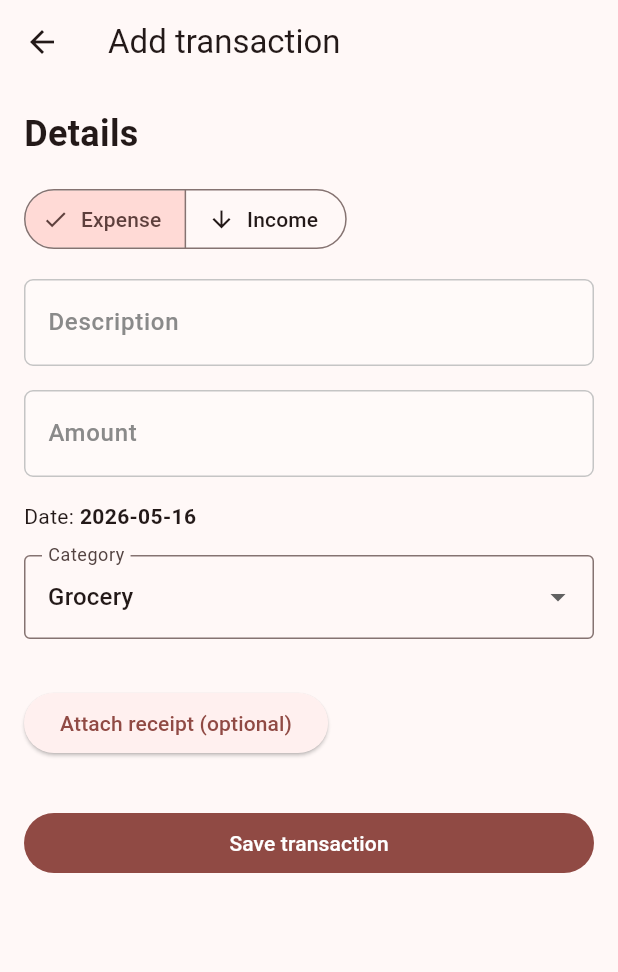
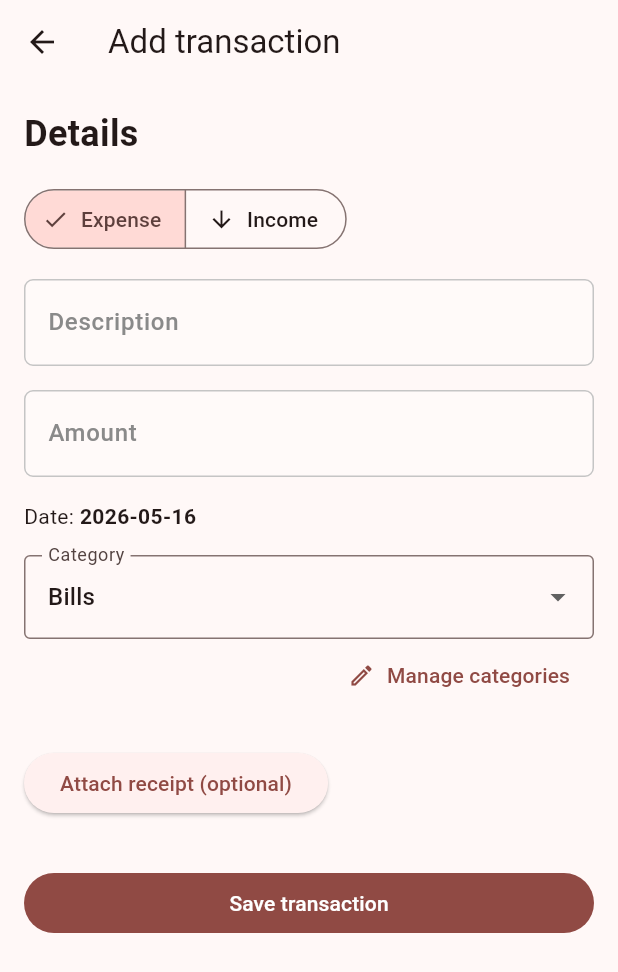
Before and after one commit to arslanriaz038/expense_tracking_app, a Flutter app: the AddExpensePage screen opened directly with empty values, on a phone screen of 412 x 824 dp. Shown: the top 972 px of the screen. Run offline on Flutter 3.47's test engine with Material 3 defaults, Android fonts, the phone set to English and light mode, and no system bars; our stand-ins replace cloud_firestore, equatable, firebase_auth, firebase_core, firebase_storage, fl_chart and 7 more; accounts and stored records are empty.

Commit message:
Add custom category management and UI
Introduce custom category support and management across the app. Changes include:

- ExpenseConstants: rename all -> defaults, add resolve/normalize/validate/isDefault helpers to merge defaults, custom and expense-used categories and validate input.
- FirebaseServices: add watch/get/save methods for customCategories (stream + CRUD helpers).
- ExpensesCubit: track customCategories, watch/load/add/remove categories, emit new states, ensure selected category stays valid, expose allCategories computed from defaults/custom/expense categories, and cancel category subscriptions on close.
- State: add CategoriesUpdatedState, CategoryAddedState, CategoryRemovedState.
- UI: add manage_categories_sheet (bottom sheet) for listing, adding and removing custom categories; wire it into AddExpense, ExpensesScreen and ProfileScreen. Dropdowns and budget/settings now use the merged allCategories; also preserved selected category when lists change and updated budget widget to iterate categoryLimits entries.
- Misc: import collection for firstOrNull, ensure navigation to ProfileScreen preserves the ExpensesCubit via BlocProvider.value.

These changes enable users to create, persist and manage custom expense categories and ensure consistent display/use throughout the app.

```diff
--- a/lib/consts/expense_constants.dart
+++ b/lib/consts/expense_constants.dart
@@ -1,7 +1,7 @@
 class ExpenseCategories {
   ExpenseCategories._();
 
-  static const all = [
+  static const defaults = [
     'Grocery',
     'Transportation',
     'Entertainment',
@@ -9,6 +9,53 @@ class ExpenseCategories {
     'Health',
     'Other',
   ];
+
+  static const other = 'Other';
+
+  /// Merges defaults, user custom categories, and any categories used on expenses.
+  static List<String> resolve({
+    required List<String> customCategories,
+    List<String> expenseCategories = const [],
+  }) {
+    final merged = <String>{
+      ...defaults,
+      ...customCategories,
+      ...expenseCategories,
+    };
+
+    final sorted = merged.toList()..sort((a, b) => a.compareTo(b));
+
+    if (sorted.contains(other)) {
+      sorted.remove(other);
+      sorted.sort();
+      sorted.add(other);
+    }
+
+    return sorted;
+  }
+
+  static String? normalizeName(String name) {
+    final trimmed = name.trim();
+    if (trimmed.isEmpty) return null;
+    return trimmed;
+  }
+
+  static String? validateNewCategory(
+    String name, {
+    required List<String> existingCategories,
+  }) {
+    final normalized = normalizeName(name);
+    if (normalized == null) return 'Category name is required';
+    if (normalized.length > 30) return 'Max 30 characters';
+    final lower = normalized.toLowerCase();
+    if (existingCategories.any((c) => c.toLowerCase() == lower)) {
+      return 'Category already exists';
+    }
+    return null;
+  }
+
+  static bool isDefault(String category) =>
+      defaults.any((d) => d.toLowerCase() == category.toLowerCase());
 }
 
 enum ExpenseType {
--- a/lib/views/add_expense/cubit/expenses_cubit_state.dart
+++ b/lib/views/add_expense/cubit/expenses_cubit_state.dart
@@ -58,6 +58,33 @@ class PickedImagePathState extends ExpensesCubitState {
 
 class CategoryUpdatedState extends ExpensesCubitState {}
 
+class CategoriesUpdatedState extends ExpensesCubitState {
+  final List<String> categories;
+
+  const CategoriesUpdatedState(this.categories);
+
+  @override
+  List<Object> get props => [categories];
+}
+
+class CategoryAddedState extends ExpensesCubitState {
+  final String category;
+
+  const CategoryAddedState(this.category);
+
+  @override
+  List<Object> get props => [category];
+}
+
+class CategoryRemovedState extends ExpensesCubitState {
+  final String category;
+
+  const CategoryRemovedState(this.category);
+
+  @override
+  List<Object> get props => [category];
+}
+
 class TypeUpdatedState extends ExpensesCubitState {
   final ExpenseType type;
 
--- a/lib/views/add_expense/view/add_expense_screen.dart
+++ b/lib/views/add_expense/view/add_expense_screen.dart
@@ -1,5 +1,6 @@
 import 'dart:io';
 
+import 'package:collection/collection.dart';
 import 'package:expense_tracking_app/consts/expense_constants.dart';
 import 'package:expense_tracking_app/gen/colors.gen.dart';
 import 'package:expense_tracking_app/models/expense.dart';
@@ -8,6 +9,7 @@ import 'package:expense_tracking_app/utils/app_form_fields_validator.dart';
 import 'package:expense_tracking_app/utils/app_navigator.dart';
 import 'package:expense_tracking_app/utils/app_pickers.dart';
 import 'package:expense_tracking_app/views/add_expense/cubit/expenses_cubit.dart';
+import 'package:expense_tracking_app/widgets/manage_categories_sheet.dart';
 import 'package:expense_tracking_app/widgets/my_input_field.dart';
 import 'package:flutter/material.dart';
 import 'package:flutter/services.dart';
@@ -145,10 +147,16 @@ class AddExpensePage extends StatelessWidget {
                     ),
                     const SizedBox(height: 16),
                     DropdownButtonFormField<String>(
-                      key: ValueKey(cubit.selectedCategory),
-                      initialValue: cubit.selectedCategory,
+                      key: ValueKey(
+                        '${cubit.selectedCategory}_${cubit.allCategories.length}',
+                      ),
+                      initialValue: cubit.allCategories.contains(
+                            cubit.selectedCategory,
+                          )
+                          ? cubit.selectedCategory
+                          : cubit.allCategories.firstOrNull,
                       onChanged: cubit.updateSelectedCategory,
-                      items: ExpenseCategories.all
+                      items: cubit.allCategories
                           .map(
                             (value) => DropdownMenuItem<String>(
                               value: value,
@@ -161,7 +169,15 @@ class AddExpensePage extends StatelessWidget {
                         border: OutlineInputBorder(),
                       ),
                     ),
-                    const SizedBox(height: 32),
+                    Align(
+                      alignment: Alignment.centerRight,
+                      child: TextButton.icon(
+                        onPressed: () => showManageCategoriesSheet(context),
+                        icon: const Icon(Icons.edit_outlined, size: 18),
+                        label: const Text('Manage categories'),
+                      ),
+                    ),
+                    const SizedBox(height: 24),
                     if (expense?.receiptImageUrl == null &&
                         cubit.pickedImagePath == null)
                       ElevatedButton(
--- a/lib/widgets/budget_settings_sheet.dart
+++ b/lib/widgets/budget_settings_sheet.dart
@@ -1,4 +1,3 @@
-import 'package:expense_tracking_app/consts/expense_constants.dart';
 import 'package:expense_tracking_app/models/monthly_budget.dart';
 import 'package:expense_tracking_app/views/add_expense/cubit/expenses_cubit.dart';
 import 'package:expense_tracking_app/widgets/my_input_field.dart';
@@ -15,7 +14,7 @@ Future<void> showBudgetSettingsSheet(BuildContext context) {
         text: cubit.monthlyBudget.overallLimit?.toString() ?? '',
       );
       final categoryControllers = {
-        for (final category in ExpenseCategories.all)
+        for (final category in cubit.allCategories)
           category: TextEditingController(
             text: cubit.monthlyBudget.categoryLimits[category]?.toString() ?? '',
           ),
@@ -51,7 +50,7 @@ Future<void> showBudgetSettingsSheet(BuildContext context) {
                 keyboardType: TextInputType.number,
               ),
               const SizedBox(height: 12),
-              for (final category in ExpenseCategories.all) ...[
+              for (final category in cubit.allCategories) ...[
                 MyInputField(
                   controller: categoryControllers[category]!,
                   hintText: '$category limit (optional)',
```
Also changed, not shown: lib/services/firebase_services.dart (+43 -0 lines), lib/views/add_expense/cubit/expenses_cubit.dart (+98 -2 lines), lib/views/expenses_screen.dart (+8 -1 lines), lib/views/profile_screen.dart (+23 -0 lines), lib/widgets/budget_progress_section.dart (+5 -7 lines), lib/widgets/manage_categories_sheet.dart (added, +156 -0 lines), lib/widgets/user_avatar.dart (+11 -4 lines).
